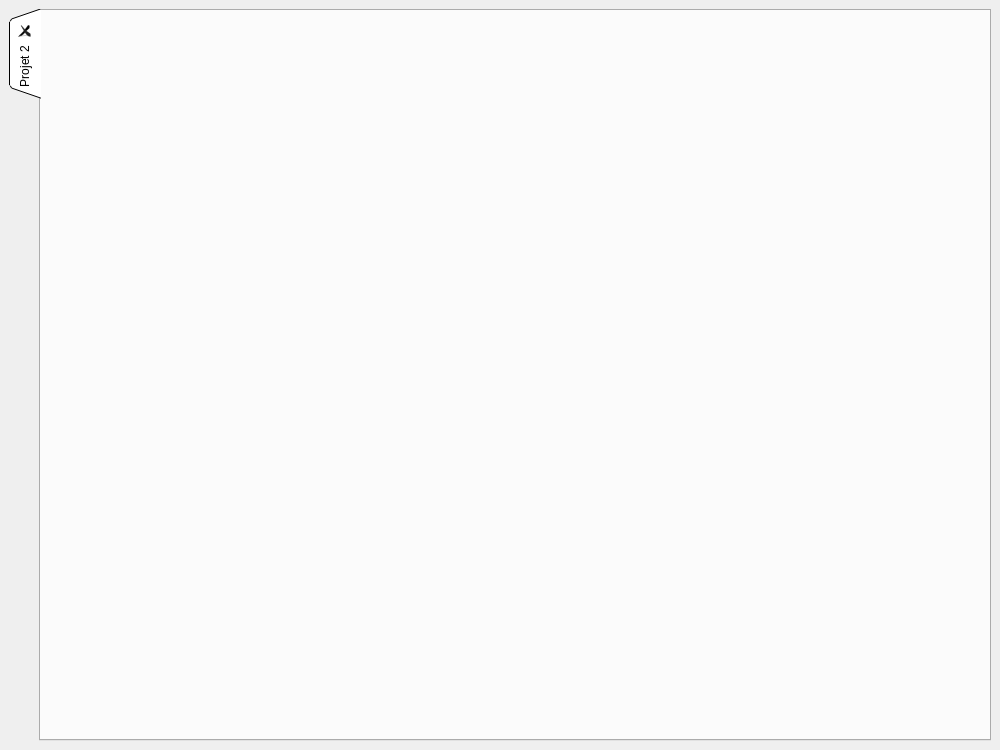
The window that python_interface/uis/diyabc.ui (cbgp/diyabc) describes before a commit, drawn with Qt 5.
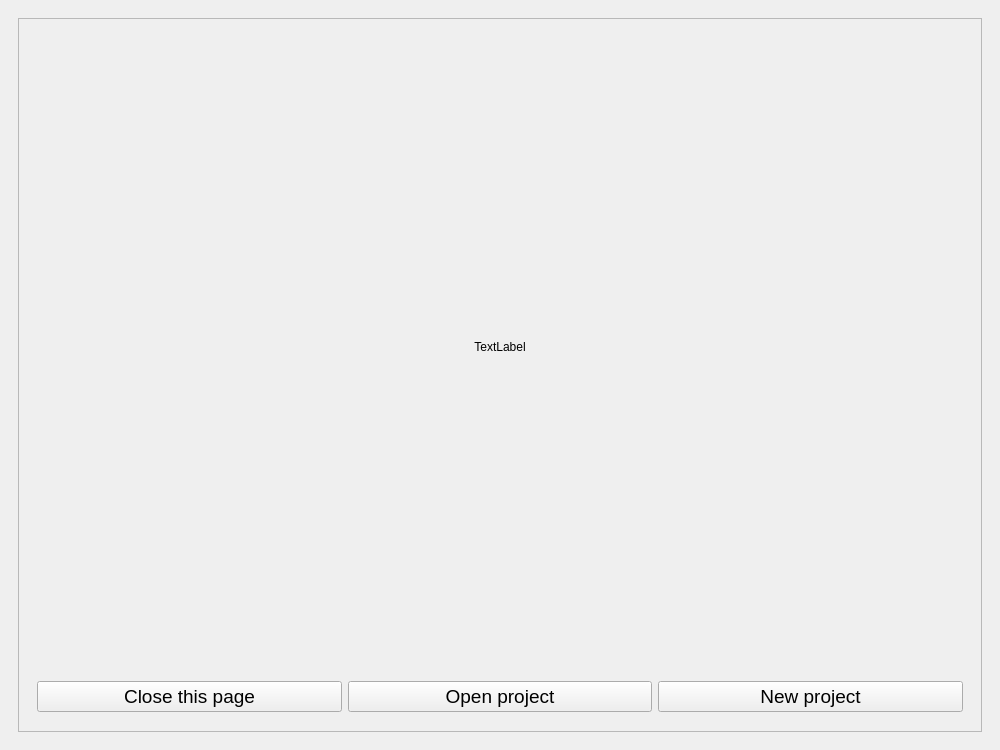
The same window after the commit.

Commit message: accueil fait et passage des ecrans du hist model en stack

```diff
--- a/python_interface/uis/diyabc.ui
+++ b/python_interface/uis/diyabc.ui
@@ -26,10 +26,15 @@
    <string>DIYABC</string>
   </property>
   <widget class="QWidget" name="centralwidget">
-   <layout class="QGridLayout" name="gridLayout_2">
-    <item row="2" column="0">
-     <layout class="QGridLayout" name="gridLayout">
-      <item row="0" column="0">
+   <layout class="QVBoxLayout" name="verticalLayout_3">
+    <item>
+     <widget class="QStackedWidget" name="stackedWidget">
+      <property name="currentIndex">
+       <number>1</number>
+      </property>
+      <widget class="QWidget" name="page">
+       <layout class="QVBoxLayout" name="verticalLayout_2">
+        <item>
        <widget class="QTabWidget" name="tabWidget">
         <property name="tabPosition">
          <enum>QTabWidget::West</enum>
@@ -58,6 +63,105 @@
        </widget>
       </item>
      </layout>
+       <zorder>tabWidget</zorder>
+       <zorder>tabWidget</zorder>
+      </widget>
+      <widget class="QWidget" name="page_2">
+       <layout class="QVBoxLayout" name="verticalLayout_5">
+        <item>
+         <widget class="QFrame" name="accueilFrame">
+          <property name="frameShape">
+           <enum>QFrame::StyledPanel</enum>
+          </property>
+          <property name="frameShadow">
+           <enum>QFrame::Raised</enum>
+          </property>
+          <layout class="QVBoxLayout" name="verticalLayout_4">
+           <item>
+            <widget class="QLabel" name="imgLabel">
+             <property name="text">
+              <string>TextLabel</string>
+             </property>
+             <property name="alignment">
+              <set>Qt::AlignCenter</set>
+             </property>
+            </widget>
+           </item>
+           <item>
+            <widget class="QFrame" name="frame">
+             <property name="minimumSize">
+              <size>
+               <width>0</width>
+               <height>50</height>
+              </size>
+             </property>
+             <property name="maximumSize">
+              <size>
+               <width>16777215</width>
+               <height>50</height>
+              </size>
+             </property>
+             <property name="frameShape">
+              <enum>QFrame::NoFrame</enum>
+             </property>
+             <property name="frameShadow">
+              <enum>QFrame::Raised</enum>
+             </property>
+             <layout class="QHBoxLayout" name="horizontalLayout">
+              <property name="topMargin">
+               <number>1</number>
+              </property>
+              <property name="bottomMargin">
+               <number>1</number>
+              </property>
+              <item>
+               <widget class="QPushButton" name="skipButton">
+                <property name="font">
+                 <font>
+                  <pointsize>14</pointsize>
+                 </font>
+                </property>
+                <property name="text">
+                 <string>Close this page</string>
+                </property>
+                <property name="shortcut">
+                 <string>Esc</string>
+                </property>
+               </widget>
+              </item>
+              <item>
+               <widget class="QPushButton" name="openButton">
+                <property name="font">
+                 <font>
+                  <pointsize>14</pointsize>
+                 </font>
+                </property>
+                <property name="text">
+                 <string>Open project</string>
+                </property>
+               </widget>
+              </item>
+              <item>
+               <widget class="QPushButton" name="newButton">
+                <property name="font">
+                 <font>
+                  <pointsize>14</pointsize>
+                 </font>
+                </property>
+                <property name="text">
+                 <string>New project</string>
+                </property>
+               </widget>
+              </item>
+             </layout>
+            </widget>
+           </item>
+          </layout>
+         </widget>
+        </item>
+       </layout>
+      </widget>
+     </widget>
     </item>
    </layout>
   </widget>
```
Left out of the diff: 2 changed lines with no effect on the pictures. Lines whose indentation alone changed are shown as unchanged. The commit also changes 19 other files.
